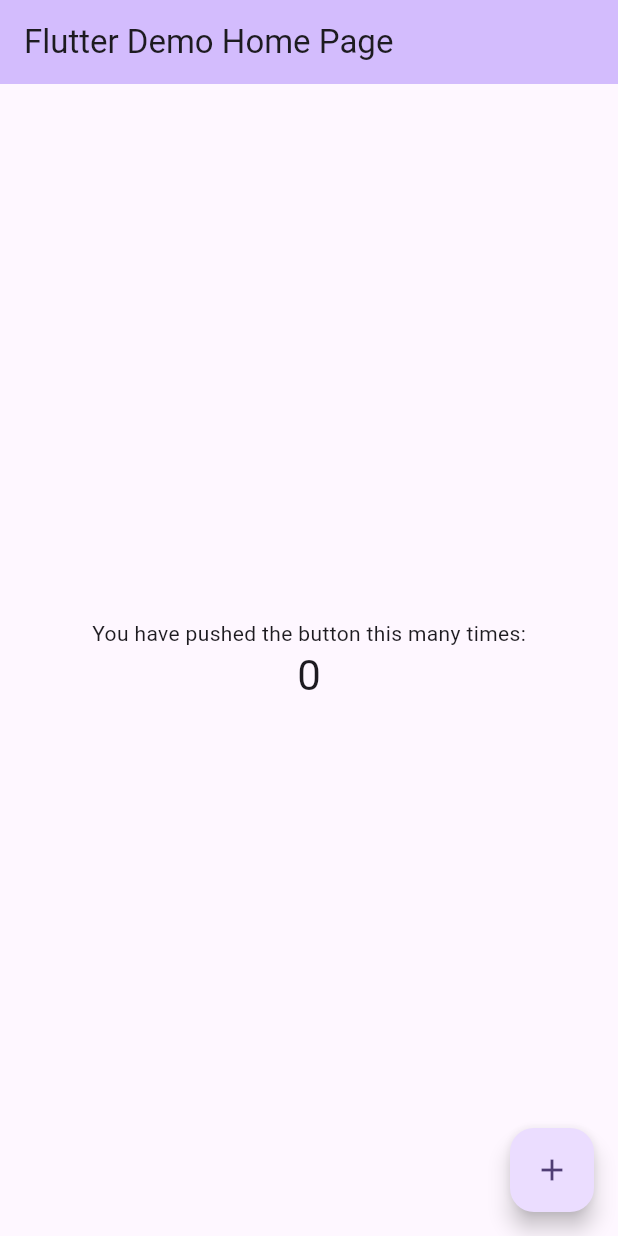
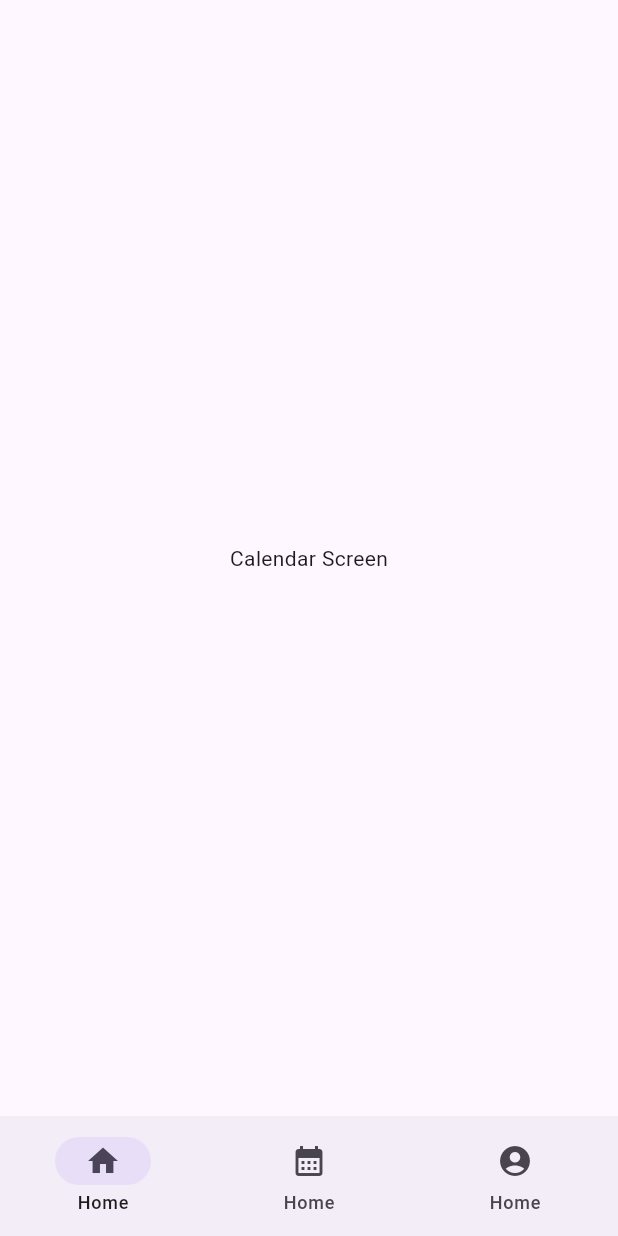
Before and after one commit to avi-saccharose/gpk, a Flutter app: the screen it shows after launch, on a phone screen of 412 x 824 dp. Run offline on Flutter 3.47's test engine with Material 3 defaults, Android fonts, the phone set to English and light mode, and no system bars.

Commit message:
add some pages

```diff
--- /dev/null
+++ b/lib/app_navigation.dart
@@ -0,0 +1,48 @@
+import 'package:flutter/material.dart';
+import 'package:gpk_app/features/calendar/ui/calendar_screen.dart';
+import 'package:gpk_app/features/routine/ui/routine_screen.dart';
+import 'package:gpk_app/features/syllabus/ui/syllabus_screen.dart';
+
+class AppNavigation extends StatefulWidget {
+  const AppNavigation({super.key});
+
+  @override
+  State<AppNavigation> createState() => _AppNavigationState();
+}
+
+class _AppNavigationState extends State<AppNavigation> {
+  int _selectedIndex = 0;
+
+  final List<Widget> _screens = [
+    CalendarScreen(),
+    RoutineScreen(),
+    SyllabusScreen(),
+  ];
+  @override
+  Widget build(BuildContext context) {
+    return Scaffold(
+      bottomNavigationBar: NavigationBar(
+        selectedIndex: _selectedIndex,
+        onDestinationSelected: (int index) {
+          setState(() {
+            _selectedIndex = index;
+          });
+        },
+        destinations: [
+          NavigationDestination(icon: Icon(Icons.home), label: "Home"),
+
+          NavigationDestination(
+            icon: Icon(Icons.calendar_month),
+            label: "Home",
+          ),
+
+          NavigationDestination(
+            icon: Icon(Icons.account_circle),
+            label: "Home",
+          ),
+        ],
+      ),
+      body: IndexedStack(index: _selectedIndex, children: _screens),
+    );
+  }
+}
--- /dev/null
+++ b/lib/features/calendar/ui/calendar_screen.dart
@@ -0,0 +1,10 @@
+import 'package:flutter/material.dart';
+
+class CalendarScreen extends StatelessWidget {
+  const CalendarScreen({super.key});
+
+  @override
+  Widget build(BuildContext context) {
+    return const Center(child: Text("Calendar Screen"));
+  }
+}
--- /dev/null
+++ b/lib/features/routine/ui/routine_screen.dart
@@ -0,0 +1,10 @@
+import 'package:flutter/material.dart';
+
+class RoutineScreen extends StatelessWidget {
+  const RoutineScreen({super.key});
+
+  @override
+  Widget build(BuildContext context) {
+    return const Center(child: Text("Routine Screen"));
+  }
+}
--- /dev/null
+++ b/lib/features/syllabus/ui/syllabus_screen.dart
@@ -0,0 +1,10 @@
+import 'package:flutter/material.dart';
+
+class SyllabusScreen extends StatelessWidget {
+  const SyllabusScreen({super.key});
+
+  @override
+  Widget build(BuildContext context) {
+    return const Center(child: Text("Syllabus Screen"));
+  }
+}
--- a/lib/main.dart
+++ b/lib/main.dart
@@ -1,122 +1,16 @@
 import 'package:flutter/material.dart';
+import 'package:gpk_app/app_navigation.dart';
 
-void main() {
-  runApp(const MyApp());
-}
+void main() => runApp(MyApp());
 
 class MyApp extends StatelessWidget {
   const MyApp({super.key});
 
-  // This widget is the root of your application.
   @override
   Widget build(BuildContext context) {
     return MaterialApp(
-      title: 'Flutter Demo',
-      theme: ThemeData(
-        // This is the theme of your application.
-        //
-        // TRY THIS: Try running your application with "flutter run". You'll see
-        // the application has a purple toolbar. Then, without quitting the app,
-        // try changing the seedColor in the colorScheme below to Colors.green
-        // and then invoke "hot reload" (save your changes or press the "hot
-        // reload" button in a Flutter-supported IDE, or press "r" if you used
-        // the command line to start the app).
-        //
-        // Notice that the counter didn't reset back to zero; the application
-        // state is not lost during the reload. To reset the state, use hot
-        // restart instead.
-        //
-        // This works for code too, not just values: Most code changes can be
-        // tested with just a hot reload.
-        colorScheme: .fromSeed(seedColor: Colors.deepPurple),
-      ),
-      home: const MyHomePage(title: 'Flutter Demo Home Page'),
+      theme: ThemeData(useMaterial3: true),
+      home: AppNavigation(),
     );
   }
 }
-
-class MyHomePage extends StatefulWidget {
-  const MyHomePage({super.key, required this.title});
-
-  // This widget is the home page of your application. It is stateful, meaning
-  // that it has a State object (defined below) that contains fields that affect
-  // how it looks.
-
-  // This class is the configuration for the state. It holds the values (in this
-  // case the title) provided by the parent (in this case the App widget) and
-  // used by the build method of the State. Fields in a Widget subclass are
-  // always marked "final".
-
-  final String title;
-
-  @override
-  State<MyHomePage> createState() => _MyHomePageState();
-}
-
-class _MyHomePageState extends State<MyHomePage> {
-  int _counter = 0;
-
-  void _incrementCounter() {
-    setState(() {
-      // This call to setState tells the Flutter framework that something has
-      // changed in this State, which causes it to rerun the build method below
-      // so that the display can reflect the updated values. If we changed
-      // _counter without calling setState(), then the build method would not be
-      // called again, and so nothing would appear to happen.
-      _counter++;
-    });
-  }
-
-  @override
-  Widget build(BuildContext context) {
-    // This method is rerun every time setState is called, for instance as done
-    // by the _incrementCounter method above.
-    //
-    // The Flutter framework has been optimized to make rerunning build methods
-    // fast, so that you can just rebuild anything that needs updating rather
-    // than having to individually change instances of widgets.
-    return Scaffold(
-      appBar: AppBar(
-        // TRY THIS: Try changing the color here to a specific color (to
-        // Colors.amber, perhaps?) and trigger a hot reload to see the AppBar
-        // change color while the other colors stay the same.
-        backgroundColor: Theme.of(context).colorScheme.inversePrimary,
-        // Here we take the value from the MyHomePage object that was created by
-        // the App.build method, and use it to set our appbar title.
-        title: Text(widget.title),
-      ),
-      body: Center(
-        // Center is a layout widget. It takes a single child and positions it
-        // in the middle of the parent.
-        child: Column(
-          // Column is also a layout widget. It takes a list of children and
-          // arranges them vertically. By default, it sizes itself to fit its
-          // children horizontally, and tries to be as tall as its parent.
-          //
-          // Column has various properties to control how it sizes itself and
-          // how it positions its children. Here we use mainAxisAlignment to
-          // center the children vertically; the main axis here is the vertical
-          // axis because Columns are vertical (the cross axis would be
-          // horizontal).
-          //
-          // TRY THIS: Invoke "debug painting" (choose the "Toggle Debug Paint"
-          // action in the IDE, or press "p" in the console), to see the
-          // wireframe for each widget.
-          mainAxisAlignment: .center,
-          children: [
-            const Text('You have pushed the button this many times:'),
-            Text(
-              '$_counter',
-              style: Theme.of(context).textTheme.headlineMedium,
-            ),
-          ],
-        ),
-      ),
-      floatingActionButton: FloatingActionButton(
-        onPressed: _incrementCounter,
-        tooltip: 'Increment',
-        child: const Icon(Icons.add),
-      ),
-    );
-  }
-}
```
